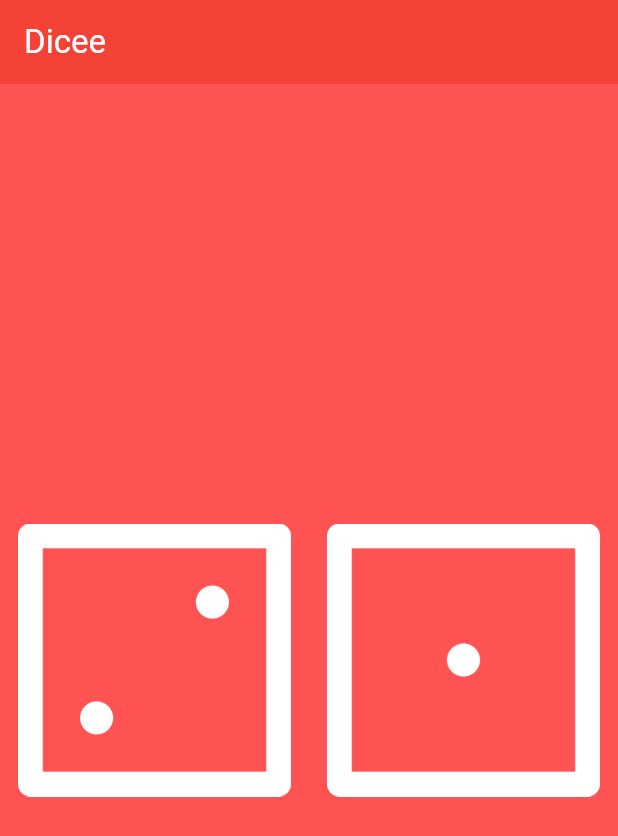
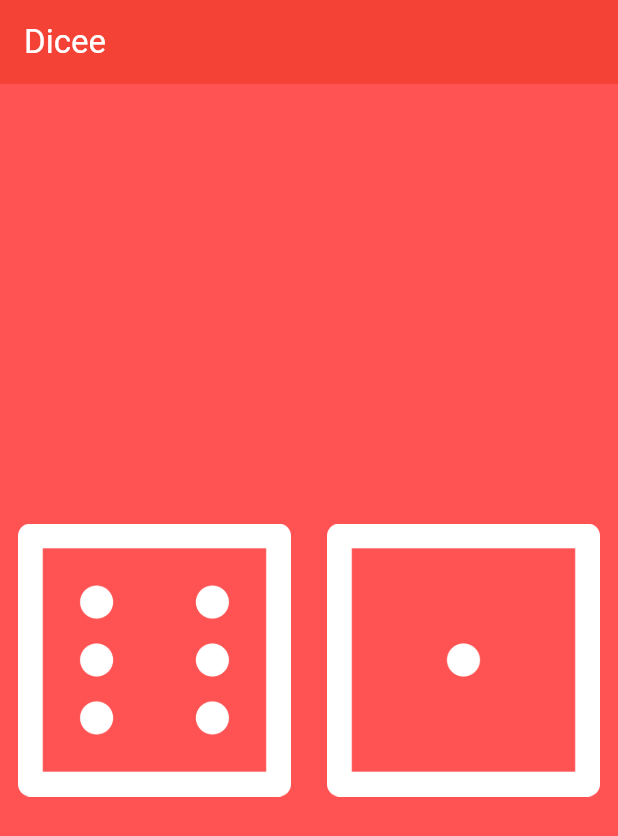
Before and after one commit to erjiale/flutter-practice, a Flutter app: the screen it shows after launch, on a phone screen of 412 x 824 dp. Shown: the top 836 px of the screen. Run offline on Flutter 3.47's test engine with Material 3 defaults, Android fonts, the phone set to English and light mode, and no system bars.

```diff
--- a/dicee_flutter/lib/main.dart
+++ b/dicee_flutter/lib/main.dart
@@ -18,6 +18,8 @@ void main() {
 class DicePage extends StatelessWidget {
   @override
   Widget build(BuildContext context) {
+    var leftDiceNumber = 6;
+
     return Center(
       child: Row(
         children: [
@@ -26,7 +28,7 @@ class DicePage extends StatelessWidget {
               onPressed: () {
                 print("pressed left");
               },
-              child: Image.asset('images/dice2.png')
+              child: Image.asset('images/dice$leftDiceNumber.png')
             ),
           ),
           Expanded(
```
